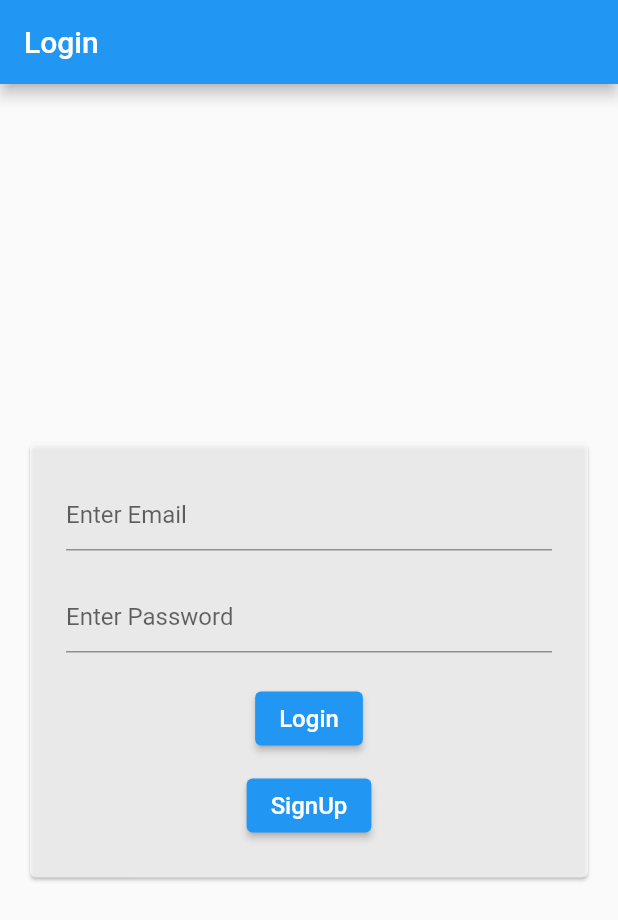
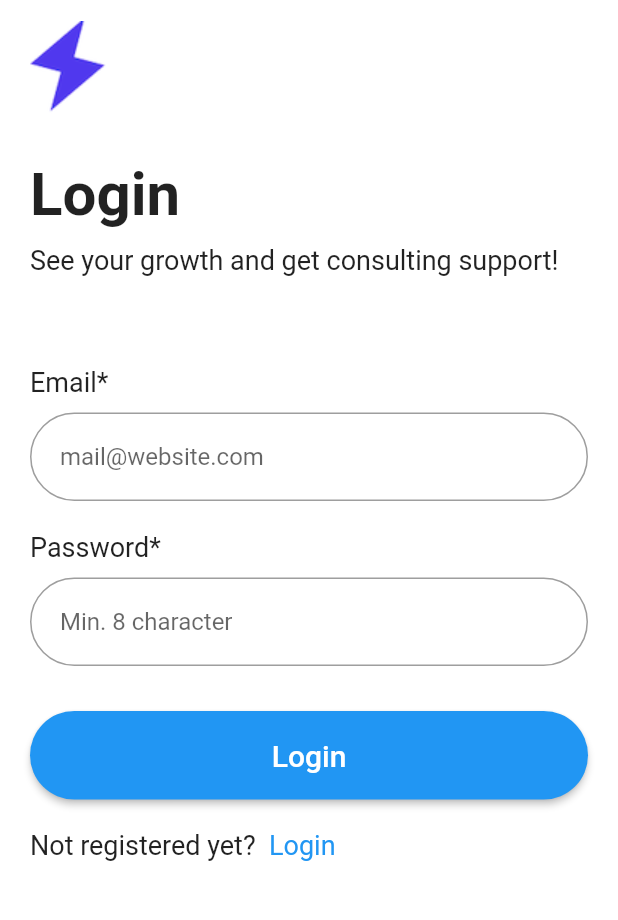
Before and after one commit to bipin-sakariya/Flutter-App-Web-Desktop-Demo, a Flutter app: the screen it shows after launch, on a phone screen of 412 x 824 dp. Shown: the top 920 px of the screen. Run offline on Flutter 3.47's test engine with Material 2 defaults, Android fonts, the phone set to English and light mode, and no system bars; our stand-ins replace cloud_firestore, connectivity_plus, firebase_auth, firebase_core, flutter_slidable; accounts and stored records are empty.

Commit message:
make responsive UI

```diff
--- /dev/null
+++ b/lib/image_page.dart
@@ -0,0 +1,19 @@
+import 'package:flutter/material.dart';
+
+class ImagePage extends StatelessWidget {
+  ImagePage({Key? key}) : super(key: key);
+
+  @override
+  Widget build(BuildContext context) {
+    return Scaffold(
+        backgroundColor: Color(0xffd7daff),
+        body: Padding(
+          padding: const EdgeInsets.all(28.0),
+          child: Container(
+              alignment: Alignment.center,
+              child: Center(
+                child: Image.asset("login.png"),
+              )),
+        ));
+  }
+}
--- /dev/null
+++ b/lib/login.dart
@@ -0,0 +1,234 @@
+import 'package:firebase_auth/firebase_auth.dart';
+import 'package:firebase_macos_demo/sign_up_main_screen.dart';
+import 'package:firebase_macos_demo/signup.dart';
+import 'package:firebase_macos_demo/userdata.dart';
+import 'package:flutter/gestures.dart';
+import 'package:flutter/material.dart';
+
+class LoginUserPage extends StatefulWidget {
+  LoginUserPage({Key? key}) : super(key: key);
+
+  @override
+  _LoginUserPageState createState() => _LoginUserPageState();
+}
+
+class _LoginUserPageState extends State<LoginUserPage> {
+  TextEditingController email = TextEditingController();
+  TextEditingController password = TextEditingController();
+
+  final FirebaseAuth _auth = FirebaseAuth.instance;
+
+  @override
+  Widget build(BuildContext context) {
+    return Scaffold(
+      backgroundColor: Colors.white,
+      body: SingleChildScrollView(
+        child: Padding(
+          padding: const EdgeInsets.symmetric(horizontal: 20, vertical: 14),
+          child: Container(
+            height: MediaQuery.of(context).size.height,
+            child: Column(
+              crossAxisAlignment: CrossAxisAlignment.start,
+              children: [
+                Image.asset(
+                  "assets/star.png",
+                ),
+                const SizedBox(height: 30),
+                const Text(
+                  "Login",
+                  style: TextStyle(fontWeight: FontWeight.bold, fontSize: 40),
+                ),
+                const SizedBox(height: 10),
+                const Text(
+                  "See your growth and get consulting support!",
+                  style: TextStyle(fontSize: 18),
+                ),
+                const SizedBox(
+                  height: 60,
+                ),
+                const Text(
+                  "Email*",
+                  style: TextStyle(fontSize: 18),
+                ),
+                const SizedBox(
+                  height: 10,
+                ),
+                TextField(
+                  controller: email,
+                  keyboardType: TextInputType.emailAddress,
+                  textAlign: TextAlign.start,
+                  decoration: InputDecoration(
+                      hintText: 'mail@website.com',
+                      contentPadding: const EdgeInsets.all(20),
+                      border: OutlineInputBorder(borderRadius: BorderRadius.circular(30))),
+                  onChanged: (value) {
+                    // do something
+                  },
+                ),
+                const SizedBox(
+                  height: 20,
+                ),
+                const Text(
+                  "Password*",
+                  style: TextStyle(fontSize: 18),
+                ),
+                const SizedBox(
+                  height: 10,
+                ),
+                TextField(
+                  obscureText: true,
+                  controller: password,
+                  textAlign: TextAlign.start,
+                  decoration: InputDecoration(
+                      hintText: 'Min. 8 character',
+                      contentPadding: const EdgeInsets.all(20),
+                      border: OutlineInputBorder(borderRadius: BorderRadius.circular(30))),
+                  onChanged: (value) {
+                    // do something
+                  },
+                ),
+                const SizedBox(
+                  height: 30,
+                ),
+                ElevatedButton(
+                  onPressed: () async {
+                    try {
+                      final User user = (await _auth.signInWithEmailAndPassword(
+                        email: email.text,
+                        password: password.text,
+                      ))
+                          .user!;
+                      print(user.email);
+                      if (user.email != null) {
+                        setState(() {
+                          email.clear();
+                          password.clear();
+                        });
+                        Navigator.push(context, MaterialPageRoute(builder: (context) => const UserListData()));
+                      }
+                      print(user.displayName);
+                    } catch (e) {
+                      ScaffoldMessenger.of(context).showSnackBar(SnackBar(content: Text("${e.toString()}")));
+                    }
+                  },
+                  child: Container(
+                    alignment: Alignment.center,
+                    padding: EdgeInsets.all(18),
+                    child: const Text(
+                      'Login',
+                      style: TextStyle(fontSize: 20),
+                    ),
+                    width: double.infinity,
+                  ),
+                  style: ElevatedButton.styleFrom(shape: StadiumBorder()),
+                ),
+                const SizedBox(
+                  height: 20,
+                ),
+                RichText(
+                  text: TextSpan(children: [
+                    const TextSpan(
+                      text: 'Not registered yet?  ',
+                      style: TextStyle(color: Colors.black87, fontSize: 18),
+                    ),
+                    TextSpan(
+                        text: 'Login',
+                        style: const TextStyle(color: Colors.blue, fontSize: 18),
+                        recognizer: TapGestureRecognizer()
+                          ..onTap = () {
+                            Navigator.push(context, MaterialPageRoute(builder: (context) => const SignUpMainScreen()));
+                          }),
+                  ]),
+                ),
+              ],
+            ),
+          ),
+        ),
+      ),
+    );
+
+    /*return Scaffold(
+      appBar: AppBar(
+        title: const Text("Login "),
+      ),
+      body: Center(
+        child: Card(
+          margin: const EdgeInsets.symmetric(horizontal: 20),
+          borderOnForeground: true,
+          color: Colors.white70,
+          child: Padding(
+            padding: const EdgeInsets.all(24),
+            child: Column(
+              mainAxisAlignment: MainAxisAlignment.center,
+              mainAxisSize: MainAxisSize.min,
+              children: [
+                TextField(
+                  decoration: const InputDecoration(hintText: "Enter Email"),
+                  controller: email,
+                  keyboardType: TextInputType.emailAddress,
+                  textAlign: TextAlign.start,
+                  onChanged: (value) {
+                    //Do something with the user input.
+                  },
+                ),
+                const SizedBox(
+                  height: 20,
+                ),
+                TextField(
+                  obscureText: true,
+                  controller: password,
+                  decoration: const InputDecoration(hintText: "Enter Password"),
+                  textAlign: TextAlign.start,
+                  onChanged: (value) {
+                    //Do something with the user input.
+                  },
+                ),
+                const SizedBox(
+                  height: 20,
+                ),
+                ElevatedButton(
+                  onPressed: () async {
+                    try {
+                      final User user = (await _auth.signInWithEmailAndPassword(
+                        email: email.text,
+                        password: password.text,
+                      ))
+                          .user!;
+                      print(user.email);
+                      if (user.email != null) {
+                        setState(() {
+                          email.clear();
+                          password.clear();
+                        });
+                        Navigator.push(context, MaterialPageRoute(builder: (context) => const UserListData()));
+                      }
+                      print(user.displayName);
+                    } catch (e) {
+                      ScaffoldMessenger.of(context).showSnackBar(SnackBar(content: Text("${e.toString()}")));
+                    }
+                  },
+                  child: const Text(
+                    "Login",
+                    style: TextStyle(fontSize: 16),
+                  ),
+                ),
+                const SizedBox(
+                  height: 10,
+                ),
+                ElevatedButton(
+                  onPressed: () {
+                    Navigator.push(context, MaterialPageRoute(builder: (context) => const SignUpPage()));
+                  },
+                  child: const Text(
+                    "SignUp",
+                    style: TextStyle(fontSize: 16),
+                  ),
+                ),
+              ],
+            ),
+          ),
+        ),
+      ),
+    );*/
+  }
+}
--- a/lib/main.dart
+++ b/lib/main.dart
@@ -1,8 +1,10 @@
 import 'package:firebase_auth/firebase_auth.dart';
 import 'package:firebase_core/firebase_core.dart';
+import 'package:firebase_macos_demo/main_screen.dart';
 import 'package:firebase_macos_demo/signup.dart';
 import 'package:firebase_macos_demo/userdata.dart';
 import 'package:flutter/material.dart';
+import 'login.dart';
 import 'signup.dart';
 import 'userdata.dart';
 
@@ -23,109 +25,7 @@ class MyApp extends StatelessWidget {
       theme: ThemeData(
         primarySwatch: Colors.blue,
       ),
-      home: const LoginUserPage(),
+      home: const MainScreen(),
     );
   }
 }
-
-class LoginUserPage extends StatefulWidget {
-  const LoginUserPage({Key? key}) : super(key: key);
-
-  @override
-  _LoginUserPageState createState() => _LoginUserPageState();
-}
-
-class _LoginUserPageState extends State<LoginUserPage> {
-  TextEditingController email = TextEditingController();
-  TextEditingController password = TextEditingController();
-
-  final FirebaseAuth _auth = FirebaseAuth.instance;
-
-  @override
-  Widget build(BuildContext context) {
-    final width = MediaQuery.of(context).size.width;
-    return Scaffold(
-      appBar: AppBar(
-        title: const Text("Login "),
-      ),
-      body: Center(
-        child: Card(
-          margin: const EdgeInsets.symmetric(horizontal: 20),
-          borderOnForeground: true,
-          color: Colors.white70,
-          child: Padding(
-            padding: const EdgeInsets.all(24),
-            child: Column(
-              mainAxisAlignment: MainAxisAlignment.center,
-              mainAxisSize: MainAxisSize.min,
-              children: [
-                TextField(
-                  decoration: const InputDecoration(hintText: "Enter Email"),
-                  controller: email,
-                  keyboardType: TextInputType.emailAddress,
-                  textAlign: TextAlign.start,
-                  onChanged: (value) {
-                    //Do something with the user input.
-                  },
-                ),
-                const SizedBox(
-                  height: 20,
-                ),
-                TextField(
-                  obscureText: true,
-                  controller: password,
-                  decoration: const InputDecoration(hintText: "Enter Password"),
-                  textAlign: TextAlign.start,
-                  onChanged: (value) {
-                    //Do something with the user input.
-                  },
-                ),
-                const SizedBox(
-                  height: 20,
-                ),
-                ElevatedButton(
-                  onPressed: () async {
-                    try {
-                      final User user = (await _auth.signInWithEmailAndPassword(
-                        email: email.text,
-                        password: password.text,
-                      ))
-                          .user!;
-                      print(user.email);
-                      if (user.email != null) {
-                        setState(() {
-                          email.clear();
-                          password.clear();
-                        });
-                        Navigator.push(context, MaterialPageRoute(builder: (context) => const UserListData()));
-                      }
-                      print(user.displayName);
-                    } catch (e) {
-                      ScaffoldMessenger.of(context).showSnackBar(SnackBar(content: Text("${e.toString()}")));
-                    }
-                  },
-                  child: const Text(
-                    "Login",
-                    style: TextStyle(fontSize: 16),
-                  ),
-                ),
-                const SizedBox(
-                  height: 10,
-                ),
-                ElevatedButton(
-                  onPressed: () {
-                    Navigator.push(context, MaterialPageRoute(builder: (context) => const SignUpPage()));
-                  },
-                  child: const Text(
-                    "SignUp",
-                    style: TextStyle(fontSize: 16),
-                  ),
-                ),
-              ],
-            ),
-          ),
-        ),
-      ),
-    );
-  }
-}
--- /dev/null
+++ b/lib/main_screen.dart
@@ -0,0 +1,37 @@
+import 'package:firebase_macos_demo/responsive.dart';
+import 'package:flutter/material.dart';
+
+import 'image_page.dart';
+import 'login.dart';
+
+class MainScreen extends StatelessWidget {
+  const MainScreen({Key? key}) : super(key: key);
+
+  @override
+  Widget build(BuildContext context) {
+    return Scaffold(
+      body: Responsive(
+        mobile: Expanded(
+          child: LoginUserPage(),
+        ),
+        tablet: Row(
+          children: [
+            Expanded(
+              flex: 9,
+              child: LoginUserPage(),
+            ),
+            Expanded(flex: 6, child: ImagePage())
+          ],
+        ),
+        desktop: Row(
+          children: [
+            Expanded(
+              child: LoginUserPage(),
+            ),
+            Expanded(flex: 1, child: ImagePage())
+          ],
+        ),
+      ),
+    );
+  }
+}
--- /dev/null
+++ b/lib/responsive.dart
@@ -0,0 +1,35 @@
+import 'package:flutter/material.dart';
+
+class Responsive extends StatelessWidget {
+  final Widget? mobile;
+  final Widget? tablet;
+  final Widget? desktop;
+
+  const Responsive({
+    Key? key,
+    this.mobile,
+    this.tablet,
+    this.desktop,
+  }) : super(key: key);
+
+  static bool isMobile(BuildContext context) => MediaQuery.of(context).size.width < 650;
+
+  static bool isTablet(BuildContext context) => MediaQuery.of(context).size.width < 1100 && MediaQuery.of(context).size.width >= 650;
+
+  static bool isDesktop(BuildContext context) => MediaQuery.of(context).size.width >= 1100;
+
+  @override
+  Widget build(BuildContext context) {
+    return LayoutBuilder(
+      builder: (context, constraints) {
+        if (constraints.maxWidth >= 1100) {
+          return desktop!;
+        } else if (constraints.maxWidth >= 650) {
+          return tablet!;
+        } else {
+          return mobile!;
+        }
+      },
+    );
+  }
+}
--- /dev/null
+++ b/lib/sign_up_main_screen.dart
@@ -0,0 +1,37 @@
+import 'package:firebase_macos_demo/responsive.dart';
+import 'package:firebase_macos_demo/signup.dart';
+import 'package:flutter/material.dart';
+
+import 'image_page.dart';
+
+class SignUpMainScreen extends StatelessWidget {
+  const SignUpMainScreen({Key? key}) : super(key: key);
+
+  @override
+  Widget build(BuildContext context) {
+    return Scaffold(
+      body: Responsive(
+        mobile: Expanded(
+          child: SignUpPage(),
+        ),
+        tablet: Row(
+          children: [
+            Expanded(
+              flex: 9,
+              child: SignUpPage(),
+            ),
+            Expanded(flex: 6, child: ImagePage())
+          ],
+        ),
+        desktop: Row(
+          children: [
+            Expanded(
+              child: SignUpPage(),
+            ),
+            Expanded(flex: 1, child: ImagePage())
+          ],
+        ),
+      ),
+    );
+  }
+}
--- a/lib/signup.dart
+++ b/lib/signup.dart
@@ -1,5 +1,4 @@
 import 'package:firebase_auth/firebase_auth.dart';
-import 'package:firebase_macos_demo/main.dart';
 import 'package:flutter/material.dart';
 
 class SignUpPage extends StatefulWidget {
--- a/pubspec.yaml
+++ b/pubspec.yaml
@@ -27,3 +27,6 @@ dev_dependencies:
 
 flutter:
   uses-material-design: true
+
+  assets:
+    - assets/
```
Also changed, not shown: assets/login.png (added), assets/star.png (added).
